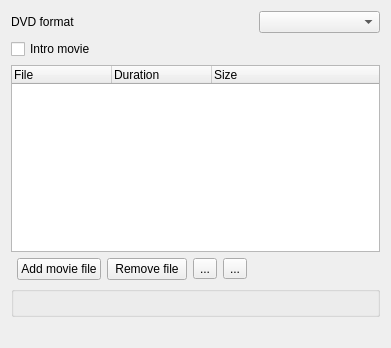
The window that src/widgets/dvdwizardvob_ui.ui (KDE/kdenlive) describes before a commit, drawn with Qt 5.
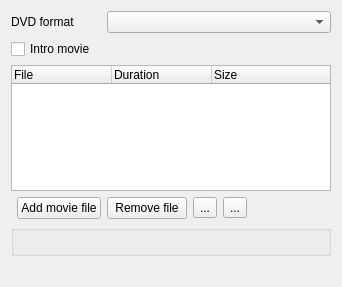
The same window after the commit. Custom widgets are drawn as their Qt base class.

Commit message: Update DVD Wizard: support for 16:9 profiles and GUI improvements

```diff
--- a/src/widgets/dvdwizardvob_ui.ui
+++ b/src/widgets/dvdwizardvob_ui.ui
@@ -6,19 +6,19 @@
    <rect>
     <x>0</x>
     <y>0</y>
-    <width>391</width>
-    <height>348</height>
+    <width>342</width>
+    <height>287</height>
    </rect>
   </property>
   <layout class="QGridLayout" name="gridLayout_2">
-   <item row="1" column="0" colspan="4">
+   <item row="1" column="0" colspan="2">
     <widget class="QCheckBox" name="use_intro">
      <property name="text">
       <string>Intro movie</string>
      </property>
     </widget>
    </item>
-   <item row="1" column="6">
+   <item row="1" column="2" colspan="5">
     <widget class="KUrlRequester" name="intro_vob">
      <property name="sizePolicy">
       <sizepolicy hsizetype="Expanding" vsizetype="Preferred">
@@ -106,9 +106,6 @@
      </property>
     </widget>
    </item>
-   <item row="0" column="6">
-    <widget class="KComboBox" name="dvd_profile"/>
-   </item>
    <item row="0" column="0" colspan="2">
     <widget class="QLabel" name="label">
      <property name="text">
@@ -130,6 +127,9 @@
      </property>
     </widget>
    </item>
+   <item row="0" column="2" colspan="5">
+    <widget class="KComboBox" name="dvd_profile"/>
+   </item>
   </layout>
  </widget>
  <customwidgets>
```
The commit also changes 7 other files.
